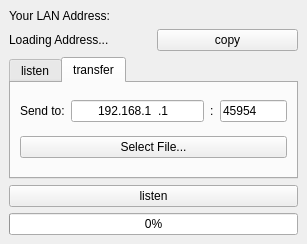
LeeDoor/p2ptransfer, file src/view/view_gui.ui: the form before one commit.
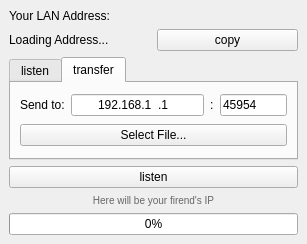
The form after the commit.

Commit message: moving remote IP to special label

What changed in the file:
```diff
--- a/src/view/view_gui.ui
+++ b/src/view/view_gui.ui
@@ -189,6 +189,19 @@
       </property>
      </widget>
     </item>
+    <item>
+     <widget class="QLabel" name="remote_endpoint_label">
+      <property name="text">
+       <string>Here will be your firend's IP</string>
+      </property>
+      <property name="alignment">
+       <set>Qt::AlignmentFlag::AlignCenter</set>
+      </property>
+      <property name="styleSheet">
+       <string notr="true">font-size: 10px; color: #666;</string>
+      </property>
+     </widget>
+    </item>
     <item>
      <widget class="QProgressBar" name="progressBar">
       <property name="value">
```
The commit also changes 1 other file.
